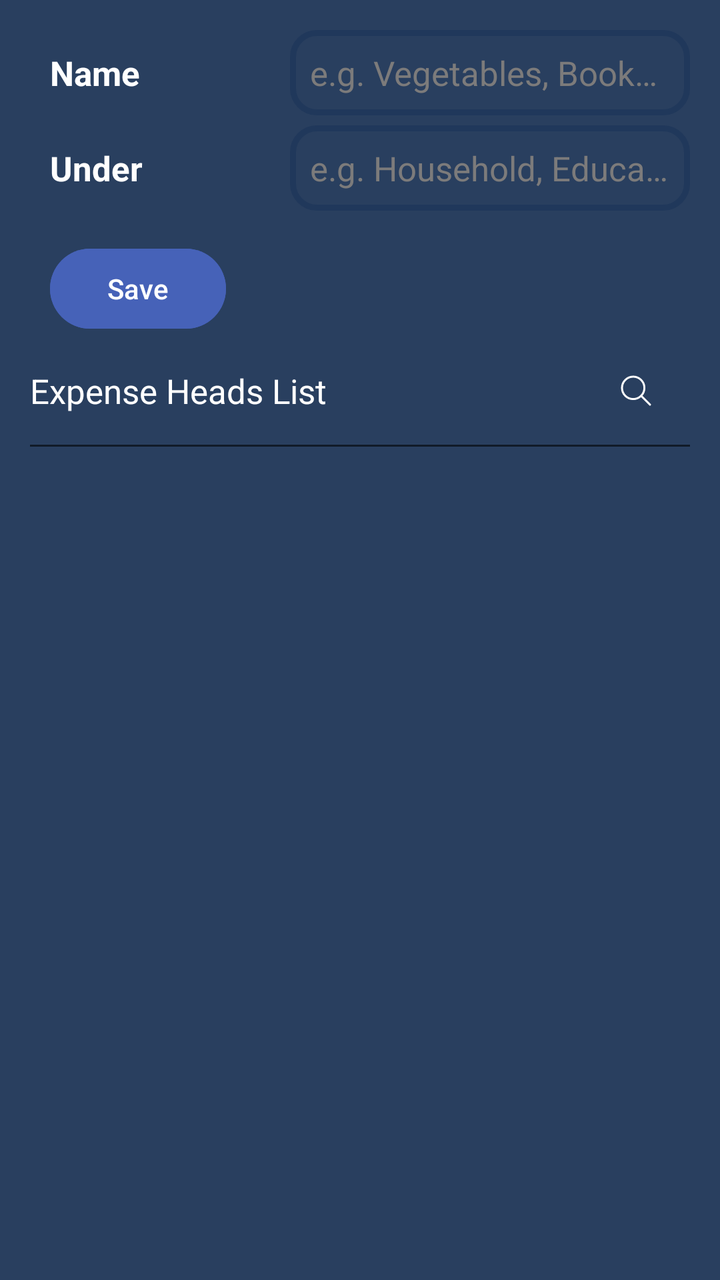
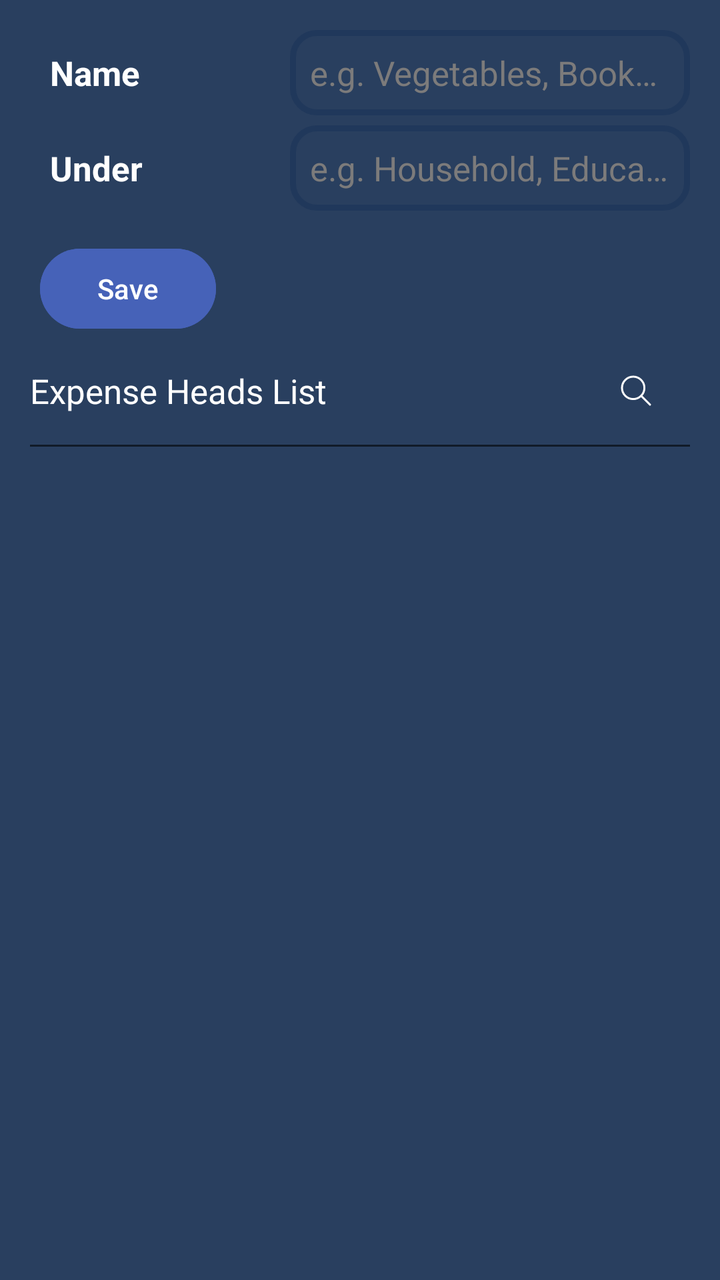

An Android layout rendered at two revisions. The XML below is the earlier revision; the diff shows what the commit changed to produce the second picture.
<!-- AndroidManifest.xml: application theme Theme.GharKharch -->
<!-- res/layout/fragment_add_sub_category.xml -->
<?xml version="1.0" encoding="utf-8"?>
<androidx.constraintlayout.widget.ConstraintLayout xmlns:android="http://schemas.android.com/apk/res/android"
    xmlns:app="http://schemas.android.com/apk/res-auto"
    android:layout_width="match_parent"
    android:layout_height="match_parent"
    android:background="@color/backgroundColor"
    android:padding="@dimen/padding_large">

    <TextView
        android:layout_width="0dp"
        android:layout_height="wrap_content"
        android:padding="@dimen/padding_medium"
        android:text="Name"
        android:textColor="@color/primaryTextColor"
        android:textSize="@dimen/text_size_large"
        android:textStyle="bold"
        app:layout_constraintBottom_toBottomOf="@id/input_sub_category"
        app:layout_constraintEnd_toStartOf="@id/input_sub_category"
        app:layout_constraintStart_toStartOf="parent"
        app:layout_constraintTop_toTopOf="@id/input_sub_category" />

    <EditText
        android:id="@+id/input_sub_category"
        style="@style/custom_edit_text"
        android:layout_width="200dp"
        android:layout_height="wrap_content"
        android:hint="@string/hint_sub_category"
        android:textSize="@dimen/text_size_large"
        app:layout_constraintEnd_toEndOf="parent"
        app:layout_constraintTop_toTopOf="parent" />

    <TextView
        android:layout_width="0dp"
        android:layout_height="wrap_content"
        android:layout_marginVertical="@dimen/margin_small"
        android:padding="@dimen/padding_medium"
        android:text="Under"
        android:textColor="@color/primaryTextColor"
        android:textSize="@dimen/text_size_large"
        android:textStyle="bold"
        app:layout_constraintBottom_toBottomOf="@id/input_category"
        app:layout_constraintEnd_toStartOf="@id/input_category"
        app:layout_constraintStart_toStartOf="parent"
        app:layout_constraintTop_toTopOf="@id/input_category" />

    <EditText
        android:id="@+id/input_category"
        style="@style/custom_edit_text"
        android:layout_width="200dp"
        android:layout_height="wrap_content"
        android:layout_marginVertical="@dimen/margin_small"
        android:hint="@string/hint_category"
        android:textSize="@dimen/text_size_large"
        app:layout_constraintEnd_toEndOf="parent"
        app:layout_constraintTop_toBottomOf="@id/input_sub_category" />

    <Button
        android:id="@+id/addBtn"
        android:layout_width="wrap_content"
        android:layout_height="wrap_content"
        android:layout_marginVertical="@dimen/margin_large"
        android:layout_marginStart="@dimen/margin_medium"
        android:backgroundTint="@color/buttonColor"
        android:text="Save"
        android:textColor="@color/primaryTextColor"
        app:layout_constraintStart_toStartOf="parent"
        app:layout_constraintTop_toBottomOf="@id/input_category" />

    <androidx.recyclerview.widget.RecyclerView
        android:id="@+id/category_search_list"
        android:layout_width="0dp"
        android:layout_height="wrap_content"
        android:layout_marginVertical="@dimen/margin_small"
        android:background="@drawable/rounded_panel"
        android:backgroundTint="@color/backgroundColor"
        android:clipToOutline="true"
        android:outlineProvider="background"
        android:translationZ="5dp"
        android:visibility="gone"
        app:layout_constraintEnd_toEndOf="@id/input_category"
        app:layout_constraintStart_toStartOf="@id/input_category"
        app:layout_constraintTop_toBottomOf="@id/input_category" />

    <LinearLayout
        android:id="@+id/list_container"
        android:layout_width="match_parent"
        android:layout_height="wrap_content"
        android:gravity="center"
        android:orientation="horizontal"
        app:layout_constraintTop_toBottomOf="@id/addBtn">

        <TextView
            android:id="@+id/list_title"
            android:layout_width="0dp"
            android:layout_height="wrap_content"
            android:layout_weight="1"
            android:paddingVertical="@dimen/padding_large"
            android:text="Expense Heads List"
            android:textSize="@dimen/text_size_large" />

        <SearchView
            android:id="@+id/search_view"
            android:layout_width="0dp"
            android:layout_height="wrap_content"
            android:layout_marginVertical="@dimen/margin_medium"
            android:layout_weight="1"
            android:background="@drawable/search_bar_border"
            android:iconifiedByDefault="false"
            android:visibility="gone" />

        <ImageView
            android:id="@+id/close_button"
            android:layout_width="wrap_content"
            android:layout_height="wrap_content"
            android:importantForAccessibility="no"
            android:padding="@dimen/padding_large"
            android:src="@drawable/close_search_icon"
            android:visibility="gone" />

        <ImageView
            android:id="@+id/search_button"
            android:layout_width="wrap_content"
            android:layout_height="wrap_content"
            android:importantForAccessibility="no"
            android:padding="@dimen/padding_large"
            android:src="@drawable/search_icon" />

    </LinearLayout>

    <View
        android:id="@+id/separator"
        android:layout_width="match_parent"
        android:layout_height="1dp"
        android:background="@color/secondaryColor"
        app:layout_constraintTop_toBottomOf="@id/list_container" />

    <androidx.recyclerview.widget.RecyclerView
        android:id="@+id/rcv_sub_category_list"
        android:layout_width="0dp"
        android:layout_height="0dp"
        android:layout_marginVertical="@dimen/margin_small"
        app:layout_constraintBottom_toBottomOf="parent"
        app:layout_constraintEnd_toEndOf="@id/separator"
        app:layout_constraintStart_toStartOf="@id/list_container"
        app:layout_constraintTop_toBottomOf="@id/list_container" />

</androidx.constraintlayout.widget.ConstraintLayout>
<!-- resources referenced by this layout -->
<resources>
  <color name="backgroundColor">#293F5F</color>
  <color name="buttonColor">#4662B8</color>
  <color name="primaryTextColor">#FFFFFF</color>
  <color name="secondaryColor">#111B28</color>
  <dimen name="margin_large">15dp</dimen>
  <dimen name="margin_medium">10dp</dimen>
  <dimen name="margin_small">5dp</dimen>
  <dimen name="padding_large">15dp</dimen>
  <dimen name="padding_medium">10dp</dimen>
  <dimen name="text_size_large">17sp</dimen>
  <!-- drawable rounded_panel (drawable) -->
  <?xml version="1.0" encoding="utf-8"?>
  <shape xmlns:android="http://schemas.android.com/apk/res/android"
      android:shape="rectangle">
      <corners android:radius="8dp" />
  </shape>
  <!-- drawable search_bar_border (drawable) -->
  <?xml version="1.0" encoding="utf-8"?>
  <shape xmlns:android="http://schemas.android.com/apk/res/android"
      android:shape="rectangle">
      <stroke
          android:width="2dp"
          android:color="@color/white" />
      <corners android:radius="12dp" />
  </shape>
  <!-- drawable search_icon (drawable) -->
  <vector xmlns:android="http://schemas.android.com/apk/res/android"
      android:width="24dp"
      android:height="24dp"
      android:tint="@color/white"
      android:viewportWidth="24"
      android:viewportHeight="24">
  
      <path
          android:fillColor="#00000000"
          android:pathData="M14.578,14.542C15.58,13.53 16.2,12.137 16.2,10.6C16.2,7.507 13.693,5 10.6,5C7.507,5 5,7.507 5,10.6C5,13.693 7.507,16.2 10.6,16.2C12.156,16.2 13.563,15.566 14.578,14.542ZM14.578,14.542L19,19"
          android:strokeWidth="1"
          android:strokeColor="#464455"
          android:strokeLineCap="round"
          android:strokeLineJoin="round" />
  
  </vector>
  <string name="hint_category">e.g. Household, Education</string>
  <string name="hint_sub_category">e.g. Vegetables, Books, etc.</string>
  <style name="custom_edit_text" parent="Widget.AppCompat.EditText">
          <item name="android:maxLines">1</item>
          <item name="android:maxLength">20</item>
          <item name="android:ellipsize">end</item>
          <item name="android:inputType">text</item>
          <item name="android:importantForAutofill">no</item>
          <item name="android:padding">@dimen/padding_medium</item>
          <item name="android:background">@drawable/rounded_border</item>
          <item name="android:textColorHint">@color/primaryTextColorVariant</item>
      </style>
  <style name="Theme.GharKharch" parent="Base.Theme.GharKharch">
          <item name="colorPrimary">@color/backgroundColor</item>
          <item name="colorSecondary">@color/lGrey</item>
          
          <item name="colorOnSecondary">@color/primaryTextColor</item>
          <item name="colorOnPrimary">@color/primaryTextColor</item>
          
          <item name="android:textColor">@color/primaryTextColor</item>
          <item name="android:textColorPrimary">@color/primaryTextColor</item>
          <item name="android:textColorSecondary">@color/primaryTextColorVariant</item>
      </style>
  <color name="white">#FFFFFFFF</color>
  <!-- drawable rounded_border (drawable) -->
  <?xml version="1.0" encoding="utf-8"?>
  <shape xmlns:android="http://schemas.android.com/apk/res/android"
      android:shape="rectangle">
      <stroke
          android:width="3dp"
          android:color="@color/backgroundColorVariant" />
      <corners android:radius="12dp" />
  </shape>
  <color name="primaryTextColorVariant">#7C7B7B</color>
  <style name="Base.Theme.GharKharch" parent="Theme.Material3.DayNight.NoActionBar">
          
      </style>
  <color name="lGrey">#616161</color>
  <color name="backgroundColorVariant">#20385B</color>
  <!-- unchanged entries left out for length: 1 -->
</resources>

<!-- the commit's change to res/layout/fragment_add_sub_category.xml (unified diff, before → after) -->
@@ -59,7 +59,7 @@
         android:layout_width="wrap_content"
         android:layout_height="wrap_content"
         android:layout_marginVertical="@dimen/margin_large"
-        android:layout_marginStart="@dimen/margin_medium"
+        android:layout_marginStart="@dimen/margin_small"
         android:backgroundTint="@color/buttonColor"
         android:text="Save"
         android:textColor="@color/primaryTextColor"
